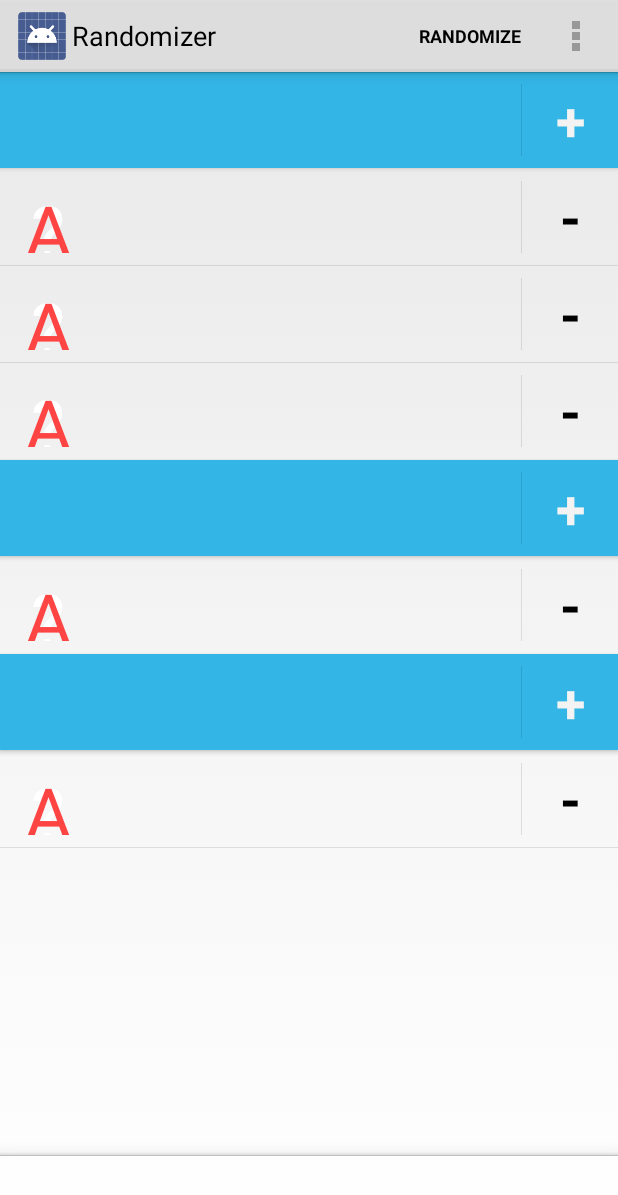
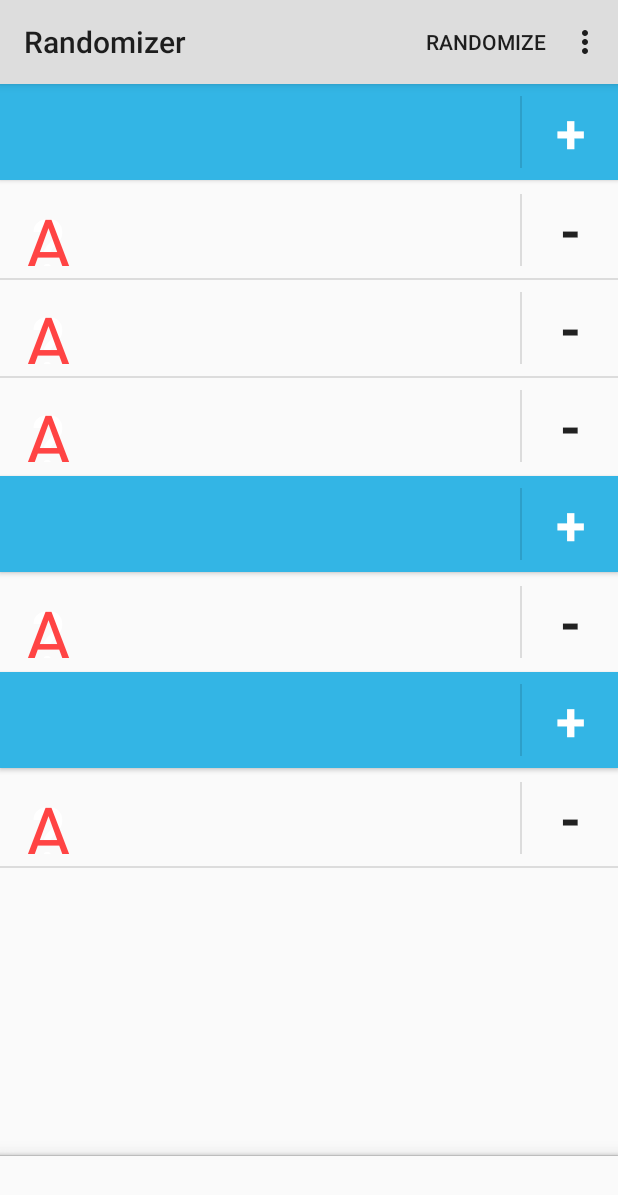
Before and after one commit to dlew/android-sotm, an Android app: the screen it shows after launch (RandomizerActivity), on a phone screen of 412 x 824 dp. Shown: the top 1195 px of the screen. Run offline under Robolectric (Android 15) with nearby library versions, the phone set to English and light mode, and no system bars; libraries missing offline, so code that uses them is left out: com.crashlytics.android, com.danlew.utils; 36 statements that could not run were skipped.

Commit message:
Added basic material theming for Lollipop

```diff
--- a/project/src/main/java/com/idunnolol/sotm/widget/CardConfigAdapter.java
+++ b/project/src/main/java/com/idunnolol/sotm/widget/CardConfigAdapter.java
@@ -2,6 +2,7 @@ package com.idunnolol.sotm.widget;
 
 import android.content.Context;
 import android.content.res.Resources;
+import android.support.v4.view.ViewCompat;
 import android.util.TypedValue;
 import android.view.LayoutInflater;
 import android.view.View;
@@ -139,6 +140,9 @@ public class CardConfigAdapter extends BaseAdapter implements StickyListHeadersA
         holder.mLabel.setText(cardSet.getNameResId());
         holder.mCheckBox.setChecked(cardSet.areAllCardsEnabled());
 
+        // So that changing checked state doesn't cause an animation
+        ViewCompat.jumpDrawablesToCurrentState(holder.mCheckBox);
+
         return convertView;
     }
 }
--- /dev/null
+++ b/project/src/main/res/values-v21/styles.xml
@@ -0,0 +1,9 @@
+<resources>
+
+    <style name="AppTheme" parent="android:Theme.Material.Light">
+        <item name="font">@string/font_rsbs</item>
+
+        <item name="android:colorPrimary">#DDDDDD</item>
+    </style>
+
+</resources>
```
